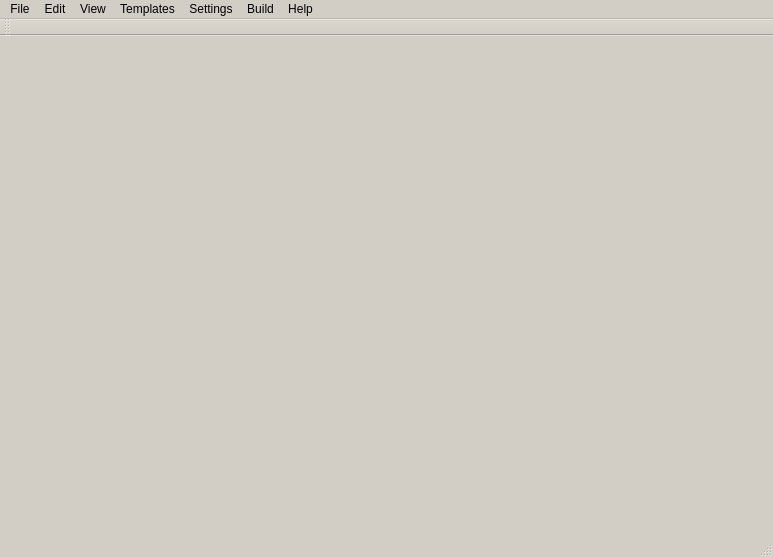
Old version of the form trunc/src/kuzya.ui in the repository PLLUG/kuzya.
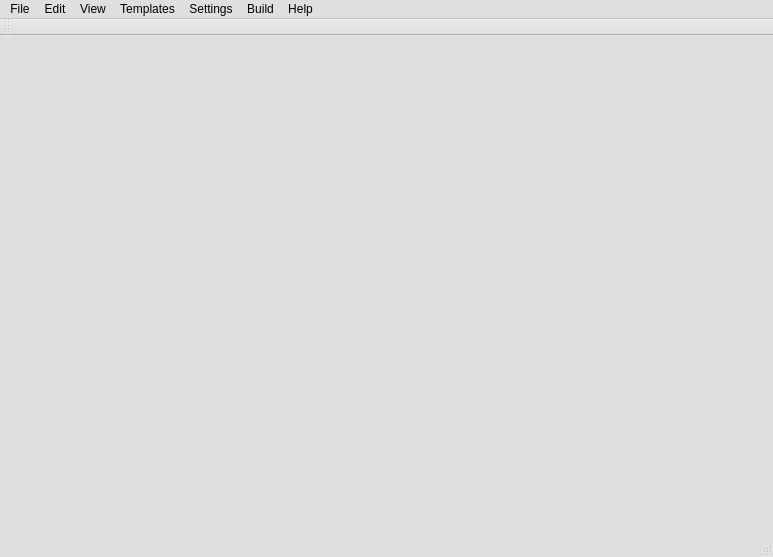
New version of the form. Icons and pictures are not drawn.

The edit to the form file:
```diff
--- a/trunc/src/kuzya.ui
+++ b/trunc/src/kuzya.ui
@@ -31,9 +31,9 @@
      <colorrole role="Button">
       <brush brushstyle="SolidPattern">
        <color alpha="255">
-        <red>211</red>
-        <green>206</green>
-        <blue>197</blue>
+        <red>224</red>
+        <green>223</green>
+        <blue>223</blue>
        </color>
       </brush>
      </colorrole>
@@ -49,27 +49,27 @@
      <colorrole role="Midlight">
       <brush brushstyle="SolidPattern">
        <color alpha="255">
-        <red>233</red>
-        <green>230</green>
-        <blue>226</blue>
+        <red>239</red>
+        <green>239</green>
+        <blue>239</blue>
        </color>
       </brush>
      </colorrole>
      <colorrole role="Dark">
       <brush brushstyle="SolidPattern">
        <color alpha="255">
-        <red>105</red>
-        <green>103</green>
-        <blue>98</blue>
+        <red>112</red>
+        <green>111</green>
+        <blue>111</blue>
        </color>
       </brush>
      </colorrole>
      <colorrole role="Mid">
       <brush brushstyle="SolidPattern">
        <color alpha="255">
-        <red>141</red>
-        <green>137</green>
-        <blue>131</blue>
+        <red>149</red>
+        <green>149</green>
+        <blue>149</blue>
        </color>
       </brush>
      </colorrole>
@@ -112,9 +112,9 @@
      <colorrole role="Window">
       <brush brushstyle="SolidPattern">
        <color alpha="255">
-        <red>211</red>
-        <green>206</green>
-        <blue>197</blue>
+        <red>224</red>
+        <green>223</green>
+        <blue>223</blue>
        </color>
       </brush>
      </colorrole>
@@ -130,9 +130,9 @@
      <colorrole role="AlternateBase">
       <brush brushstyle="SolidPattern">
        <color alpha="255">
-        <red>233</red>
-        <green>230</green>
-        <blue>226</blue>
+        <red>239</red>
+        <green>239</green>
+        <blue>239</blue>
        </color>
       </brush>
      </colorrole>
@@ -168,9 +168,9 @@
      <colorrole role="Button">
       <brush brushstyle="SolidPattern">
        <color alpha="255">
-        <red>211</red>
-        <green>206</green>
-        <blue>197</blue>
+        <red>224</red>
+        <green>223</green>
+        <blue>223</blue>
        </color>
       </brush>
      </colorrole>
@@ -186,27 +186,27 @@
      <colorrole role="Midlight">
       <brush brushstyle="SolidPattern">
        <color alpha="255">
-        <red>233</red>
-        <green>230</green>
-        <blue>226</blue>
+        <red>239</red>
+        <green>239</green>
+        <blue>239</blue>
        </color>
       </brush>
      </colorrole>
      <colorrole role="Dark">
       <brush brushstyle="SolidPattern">
        <color alpha="255">
-        <red>105</red>
-        <green>103</green>
-        <blue>98</blue>
+        <red>112</red>
+        <green>111</green>
+        <blue>111</blue>
        </color>
       </brush>
      </colorrole>
      <colorrole role="Mid">
       <brush brushstyle="SolidPattern">
        <color alpha="255">
-        <red>141</red>
-        <green>137</green>
-        <blue>131</blue>
+        <red>149</red>
+        <green>149</green>
+        <blue>149</blue>
        </color>
       </brush>
      </colorrole>
@@ -249,9 +249,9 @@
      <colorrole role="Window">
       <brush brushstyle="SolidPattern">
        <color alpha="255">
-        <red>211</red>
-        <green>206</green>
-        <blue>197</blue>
+        <red>224</red>
+        <green>223</green>
+        <blue>223</blue>
        </color>
       </brush>
      </colorrole>
@@ -267,9 +267,9 @@
      <colorrole role="AlternateBase">
       <brush brushstyle="SolidPattern">
        <color alpha="255">
-        <red>233</red>
-        <green>230</green>
-        <blue>226</blue>
+        <red>239</red>
+        <green>239</green>
+        <blue>239</blue>
        </color>
       </brush>
      </colorrole>
@@ -296,18 +296,18 @@
      <colorrole role="WindowText">
       <brush brushstyle="SolidPattern">
        <color alpha="255">
-        <red>105</red>
-        <green>103</green>
-        <blue>98</blue>
+        <red>112</red>
+        <green>111</green>
+        <blue>111</blue>
        </color>
       </brush>
      </colorrole>
      <colorrole role="Button">
       <brush brushstyle="SolidPattern">
        <color alpha="255">
-        <red>211</red>
-        <green>206</green>
-        <blue>197</blue>
+        <red>224</red>
+        <green>223</green>
+        <blue>223</blue>
        </color>
       </brush>
      </colorrole>
@@ -323,36 +323,36 @@
      <colorrole role="Midlight">
       <brush brushstyle="SolidPattern">
        <color alpha="255">
-        <red>233</red>
-        <green>230</green>
-        <blue>226</blue>
+        <red>239</red>
+        <green>239</green>
+        <blue>239</blue>
        </color>
       </brush>
      </colorrole>
      <colorrole role="Dark">
       <brush brushstyle="SolidPattern">
        <color alpha="255">
-        <red>105</red>
-        <green>103</green>
-        <blue>98</blue>
+        <red>112</red>
+        <green>111</green>
+        <blue>111</blue>
        </color>
       </brush>
      </colorrole>
      <colorrole role="Mid">
       <brush brushstyle="SolidPattern">
        <color alpha="255">
-        <red>141</red>
-        <green>137</green>
-        <blue>131</blue>
+        <red>149</red>
+        <green>149</green>
+        <blue>149</blue>
        </color>
       </brush>
      </colorrole>
      <colorrole role="Text">
       <brush brushstyle="SolidPattern">
        <color alpha="255">
-        <red>105</red>
-        <green>103</green>
-        <blue>98</blue>
+        <red>112</red>
+        <green>111</green>
+        <blue>111</blue>
        </color>
       </brush>
      </colorrole>
@@ -368,27 +368,27 @@
      <colorrole role="ButtonText">
       <brush brushstyle="SolidPattern">
        <color alpha="255">
-        <red>105</red>
-        <green>103</green>
-        <blue>98</blue>
+        <red>112</red>
+        <green>111</green>
+        <blue>111</blue>
        </color>
       </brush>
      </colorrole>
      <colorrole role="Base">
       <brush brushstyle="SolidPattern">
        <color alpha="255">
-        <red>211</red>
-        <green>206</green>
-        <blue>197</blue>
+        <red>224</red>
+        <green>223</green>
+        <blue>223</blue>
        </color>
       </brush>
      </colorrole>
      <colorrole role="Window">
       <brush brushstyle="SolidPattern">
        <color alpha="255">
-        <red>211</red>
-        <green>206</green>
-        <blue>197</blue>
+        <red>224</red>
+        <green>223</green>
+        <blue>223</blue>
        </color>
       </brush>
      </colorrole>
@@ -404,9 +404,9 @@
      <colorrole role="AlternateBase">
       <brush brushstyle="SolidPattern">
        <color alpha="255">
-        <red>211</red>
-        <green>206</green>
-        <blue>197</blue>
+        <red>224</red>
+        <green>223</green>
+        <blue>223</blue>
        </color>
       </brush>
      </colorrole>
@@ -445,7 +445,7 @@
      <x>0</x>
      <y>0</y>
      <width>773</width>
-     <height>22</height>
+     <height>20</height>
     </rect>
    </property>
    <widget class="QMenu" name="menuFile">
```
Left out of the diff: 50 changed lines with no effect on the pictures.
